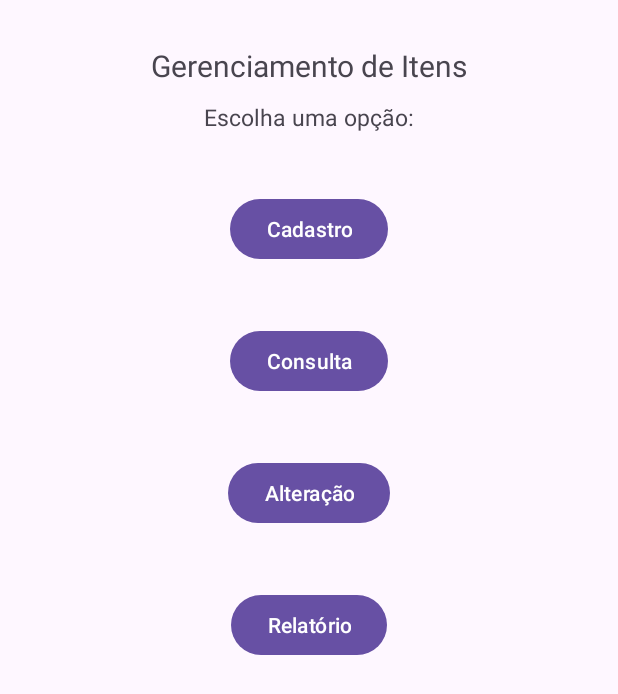
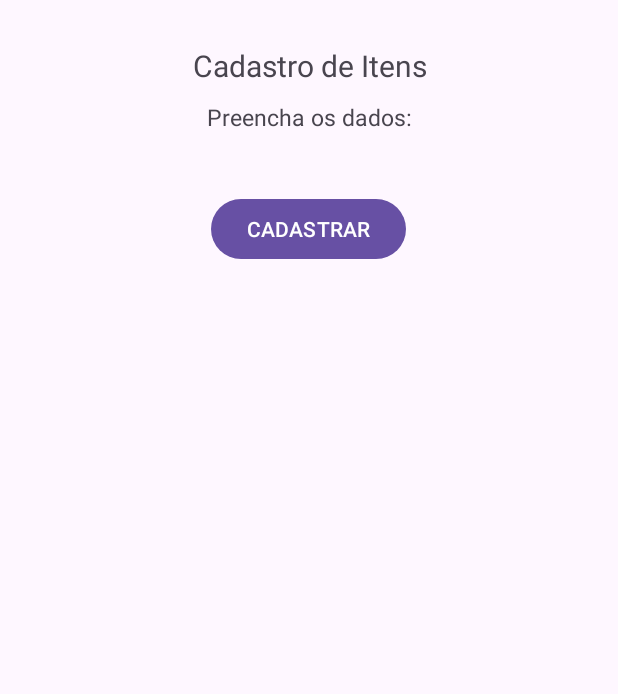
Before and after one commit to LucasDRo/ControleDeEstoque, an Android app: the fragment itensFrag shown on its own in the app's theme, on a phone screen of 412 x 824 dp. Shown: the top 694 px of the screen. Run offline under Robolectric (Android 15) with nearby library versions, the light colour scheme and no system bars.

Commit message:
alteração de nav bar com groups e tela de cadastro

```diff
--- a/app/src/main/AndroidManifest.xml
+++ b/app/src/main/AndroidManifest.xml
@@ -13,6 +13,10 @@
         android:theme="@style/Theme.ControleDeEstoque"
         tools:targetApi="31">
         <activity
+            android:name=".ui.empreendimento.cadastroEmp"
+            android:exported="false"
+            android:theme="@style/Theme.ControleDeEstoque" />
+        <activity
             android:name=".TelaPrincipal"
             android:exported="true"
             android:label="@string/title_activity_tela_principal"
--- a/app/src/main/java/com/example/controledeestoque/ui/empreendimento/empreendimentoFrag.java
+++ b/app/src/main/java/com/example/controledeestoque/ui/empreendimento/empreendimentoFrag.java
@@ -1,5 +1,6 @@
 package com.example.controledeestoque.ui.empreendimento;
 
+import android.content.Intent;
 import android.os.Bundle;
 
 import androidx.fragment.app.Fragment;
@@ -22,4 +23,5 @@ public class empreendimentoFrag extends Fragment {
 
         return rootView;
     }
+
 }
--- /dev/null
+++ b/app/src/main/res/drawable/ic_cadastros.xml
@@ -0,0 +1,5 @@
+<vector xmlns:android="http://schemas.android.com/apk/res/android" android:height="24dp" android:tint="#000000" android:viewportHeight="24" android:viewportWidth="24" android:width="24dp">
+
+    <path android:fillColor="@android:color/white" android:pathData="M20,4H4C2.89,4 2.01,4.89 2.01,6L2,18c0,1.11 0.89,2 2,2h16c1.11,0 2,-0.89 2,-2V6C22,4.89 21.11,4 20,4zM8.5,15H7.3l-2.55,-3.5V15H3.5V9h1.25l2.5,3.5V9H8.5V15zM13.5,10.26H11v1.12h2.5v1.26H11v1.11h2.5V15h-4V9h4V10.26zM20.5,14c0,0.55 -0.45,1 -1,1h-4c-0.55,0 -1,-0.45 -1,-1V9h1.25v4.51h1.13V9.99h1.25v3.51h1.12V9h1.25V14z"/>
+
+</vector>
--- /dev/null
+++ b/app/src/main/res/drawable/ic_consultas.xml
@@ -0,0 +1,5 @@
+<vector xmlns:android="http://schemas.android.com/apk/res/android" android:height="24dp" android:tint="#000000" android:viewportHeight="24" android:viewportWidth="24" android:width="24dp">
+
+    <path android:fillColor="@android:color/white" android:pathData="M15.5,14h-0.79l-0.28,-0.27C15.41,12.59 16,11.11 16,9.5 16,5.91 13.09,3 9.5,3S3,5.91 3,9.5 5.91,16 9.5,16c1.61,0 3.09,-0.59 4.23,-1.57l0.27,0.28v0.79l5,4.99L20.49,19l-4.99,-5zM9.5,14C7.01,14 5,11.99 5,9.5S7.01,5 9.5,5 14,7.01 14,9.5 11.99,14 9.5,14z"/>
+
+</vector>
--- /dev/null
+++ b/app/src/main/res/drawable/ic_relatorios.xml
@@ -0,0 +1,5 @@
+<vector xmlns:android="http://schemas.android.com/apk/res/android" android:height="24dp" android:tint="#000000" android:viewportHeight="24" android:viewportWidth="24" android:width="24dp">
+
+    <path android:fillColor="@android:color/white" android:pathData="M14,2L6,2c-1.1,0 -1.99,0.9 -1.99,2L4,20c0,1.1 0.89,2 1.99,2L18,22c1.1,0 2,-0.9 2,-2L20,8l-6,-6zM16,18L8,18v-2h8v2zM16,14L8,14v-2h8v2zM13,9L13,3.5L18.5,9L13,9z"/>
+
+</vector>
--- a/app/src/main/res/layout/fragment_itens.xml
+++ b/app/src/main/res/layout/fragment_itens.xml
@@ -15,7 +15,7 @@
         <TextView
             android:layout_width="match_parent"
             android:layout_height="wrap_content"
-            android:text="Gerenciamento de Itens"
+            android:text="Cadastro de Itens"
             android:textSize="20dp"
             android:padding="10dp"
             android:layout_marginTop="20dp"
@@ -24,7 +24,7 @@
         <TextView
             android:layout_width="match_parent"
             android:layout_height="wrap_content"
-            android:text="Escolha uma opção:"
+            android:text="Preencha os dados:"
             android:textSize="15dp"
             android:layout_marginBottom="20dp"
             android:textAlignment="center"/>
@@ -33,22 +33,8 @@
             android:layout_margin="20dp"
             android:layout_width="wrap_content"
             android:layout_height="match_parent"
-            android:text="Cadastro"/>
-        <Button
-            android:layout_margin="20dp"
-            android:layout_width="wrap_content"
-            android:layout_height="match_parent"
-            android:text="Consulta"/>
-        <Button
-            android:layout_margin="20dp"
-            android:layout_width="wrap_content"
-            android:layout_height="match_parent"
-            android:text="Alteração"/>
-        <Button
-            android:layout_margin="20dp"
-            android:layout_width="wrap_content"
-            android:layout_height="match_parent"
-            android:text="Relatório"/>
+            android:text="CADASTRAR"/>
+
 
     </LinearLayout>
 
```
Also changed, not shown: app/src/main/res/layout/fragment_cadastro_emp.xml (added, +14 -0 lines), app/src/main/res/layout/fragment_empreendimento.xml (+6 -18 lines), app/src/main/res/menu/activity_main_drawer.xml (+30 -5 lines), app/src/main/res/values/strings.xml (+42 -0 lines).
